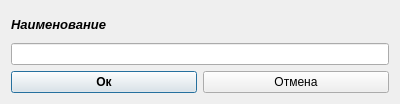
Old version of the form forms/Form_AddName.ui in the repository LeonSoftLab/PartsWarehouse.
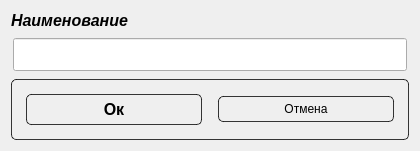
New version of the form.

```diff
--- a/forms/Form_AddName.ui
+++ b/forms/Form_AddName.ui
@@ -6,8 +6,8 @@
    <rect>
     <x>0</x>
     <y>0</y>
-    <width>400</width>
-    <height>104</height>
+    <width>420</width>
+    <height>144</height>
    </rect>
   </property>
   <property name="windowTitle">
@@ -18,28 +18,77 @@
     <widget class="QLabel" name="label_name">
      <property name="font">
       <font>
-       <pointsize>10</pointsize>
+       <family>Arial</family>
+       <pointsize>12</pointsize>
        <italic>true</italic>
        <bold>true</bold>
       </font>
      </property>
+     <property name="styleSheet">
+      <string notr="true">background-color: none;
+color: black;
+font-family: &quot;Arial&quot;;
+font-size: 12pt;
+border: none;</string>
+     </property>
      <property name="text">
       <string>Наименование</string>
      </property>
     </widget>
    </item>
    <item>
-    <widget class="QLineEdit" name="lineEdit_name"/>
+    <widget class="QLineEdit" name="edit_name">
+     <property name="styleSheet">
+      <string notr="true">color: black;
+font-family: &quot;Arial&quot;;
+font-size: 14pt;
+margin: 2px;
+padding: 3px;</string>
+     </property>
+    </widget>
    </item>
    <item>
+    <widget class="QFrame" name="frame1">
+     <property name="styleSheet">
+      <string notr="true">color: black;
+border: 1px solid rgba(0, 0, 0, 200);
+border-radius : 5px;</string>
+     </property>
     <layout class="QHBoxLayout" name="horizontalLayout">
      <item>
       <widget class="QPushButton" name="btn_ok">
        <property name="font">
         <font>
+          <family>Arial</family>
+          <pointsize>12</pointsize>
+          <italic>false</italic>
          <bold>true</bold>
         </font>
        </property>
+        <property name="styleSheet">
+         <string notr="true">QPushButton {
+font: 12pt &quot;Arial&quot;;
+margin: 5px;
+padding: 5px;
+color: black;
+font-weight: bold;
+border: 1px solid rgba(0, 0, 0, 200);
+border-radius : 5px;
+}
+QPushButton:hover {
+background-color: rgba(2, 144, 0, 100);
+color:white;
+font-weight: bold;
+border: 1px solid rgba(0, 0, 0, 200);
+border-radius : 5px;
+}
+QPushButton:pressed {
+background-color: rgba(2, 144, 0, 150);
+color:white;
+border: 1px solid rgba(0, 0, 0, 200);
+border-radius : 5px;
+}</string>
+        </property>
        <property name="text">
         <string>Ок</string>
        </property>
@@ -47,12 +96,35 @@
      </item>
      <item>
       <widget class="QPushButton" name="btn_cancel">
+        <property name="styleSheet">
+         <string notr="true">QPushButton {
+font: 12pt &quot;Arial&quot;;
+margin: 5px;
+padding: 5px;
+color: black;
+border: 1px solid rgba(0, 0, 0, 200);
+border-radius : 5px;
+}
+QPushButton:hover {
+background-color: rgba(2, 144, 0, 100);
+color:white;
+border: 1px solid rgba(0, 0, 0, 200);
+border-radius : 5px;
+}
+QPushButton:pressed {
+background-color: rgba(2, 144, 0, 150);
+color:white;
+border: 1px solid rgba(0, 0, 0, 200);
+border-radius : 5px;
+}</string>
+        </property>
        <property name="text">
         <string>Отмена</string>
        </property>
       </widget>
      </item>
     </layout>
+    </widget>
    </item>
   </layout>
  </widget>
```
Lines whose indentation alone changed are shown as unchanged.
